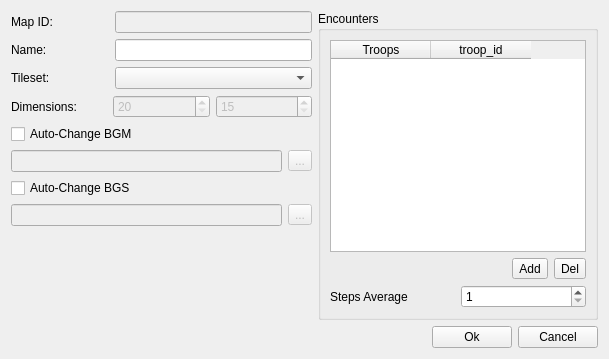
Above: dialogs/mappropertiesdialog.ui from jowin202/YaRXP before the change. Below: the same form after it.
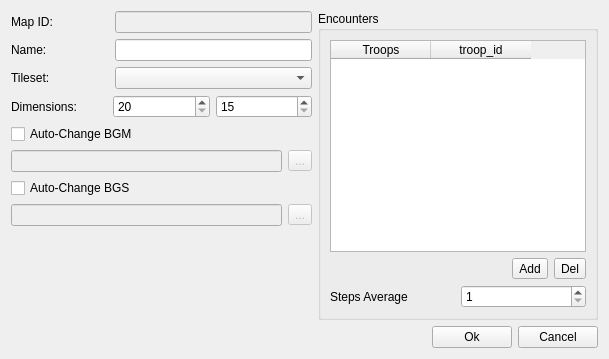
That is the form after the change.

```diff
--- a/dialogs/mappropertiesdialog.ui
+++ b/dialogs/mappropertiesdialog.ui
@@ -102,22 +102,22 @@
        </item>
        <item>
         <widget class="QSpinBox" name="spin_x">
-         <property name="enabled">
-          <bool>false</bool>
-         </property>
          <property name="minimum">
           <number>20</number>
          </property>
+         <property name="maximum">
+          <number>500</number>
+         </property>
         </widget>
        </item>
        <item>
         <widget class="QSpinBox" name="spin_y">
-         <property name="enabled">
-          <bool>false</bool>
-         </property>
          <property name="minimum">
           <number>15</number>
          </property>
+         <property name="maximum">
+          <number>500</number>
+         </property>
         </widget>
        </item>
       </layout>
```
